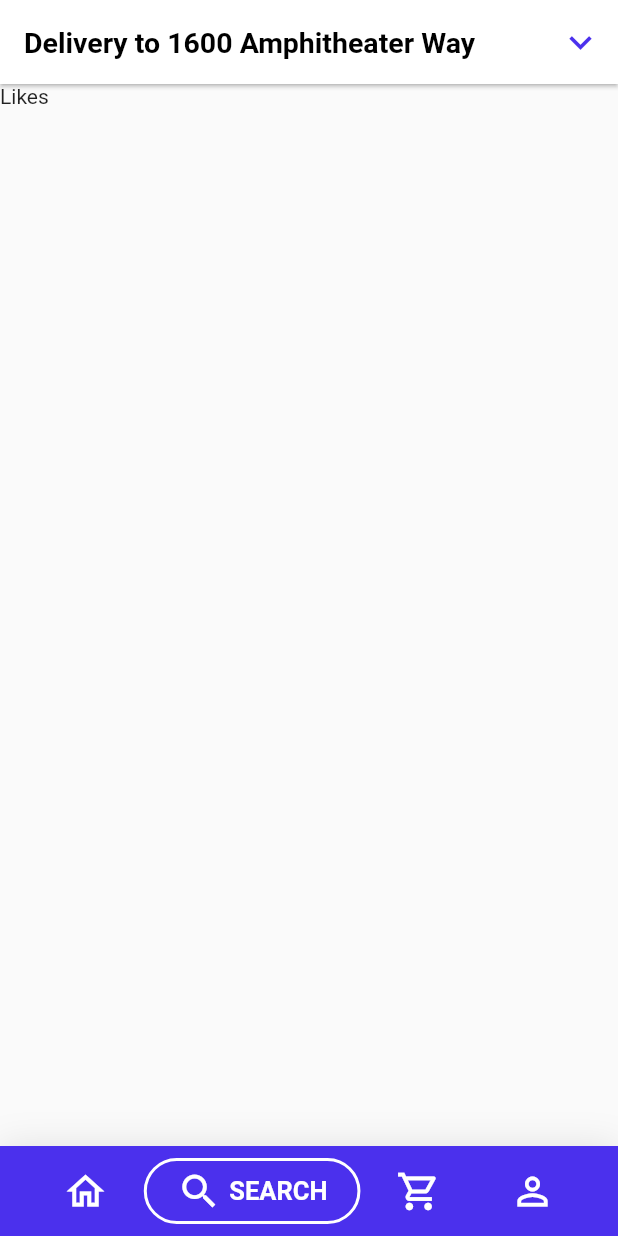
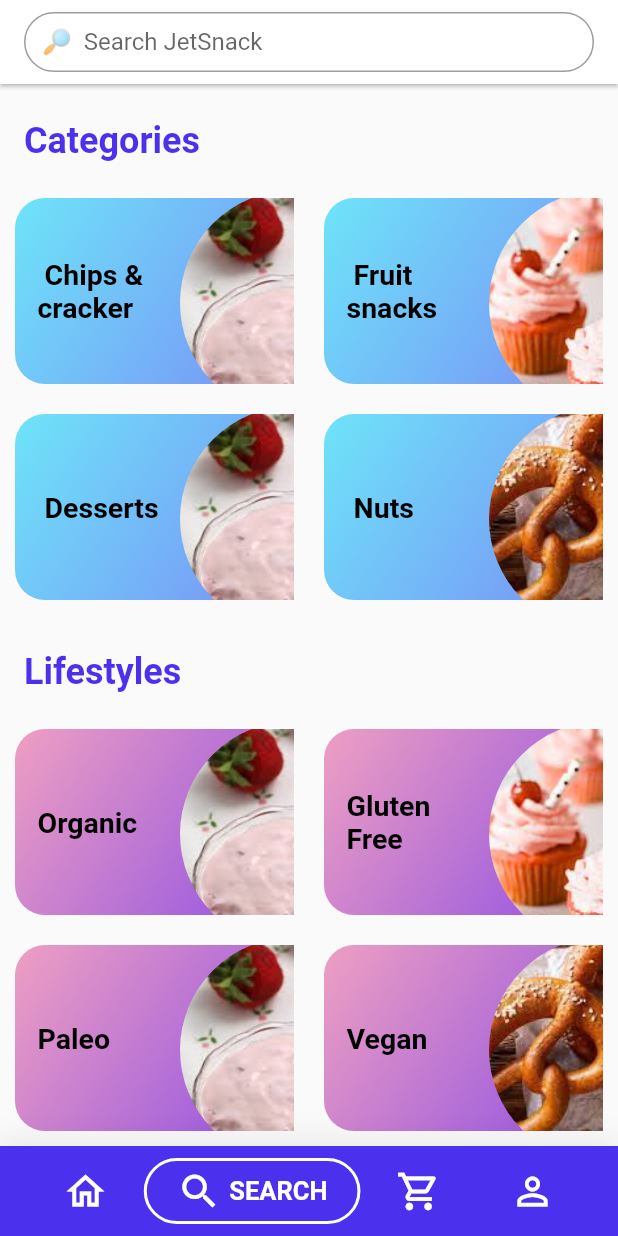
Before and after one commit to Michellehwang001/UICupcake, a Flutter app: the screen it shows after launch, item 2 of the bottom bar chosen, on a phone screen of 412 x 824 dp. Run offline on Flutter 3.47's test engine with Material 2 defaults, Android fonts, the phone set to English and light mode, and no system bars; drawn by our look-alikes of google_nav_bar.

Commit message:
Search Page 완성

```diff
--- /dev/null
+++ b/lib/head.dart
@@ -0,0 +1,35 @@
+import 'package:flutter/material.dart';
+
+class Head extends StatelessWidget implements PreferredSize{
+  const Head({Key? key}) : super(key: key);
+
+  @override
+  Widget build(BuildContext context) {
+    return AppBar(
+      centerTitle: false,
+      elevation: 1.1,
+      title: Text(
+        'Delivery to 1600 Amphitheater Way',
+        style: Theme.of(context).textTheme.headline2,
+      ),
+      actions: [
+        Padding(
+          padding: const EdgeInsets.fromLTRB(0, 0, 10, 0),
+          child: Icon(
+            Icons.keyboard_arrow_down,
+            size: 30,
+            color: Color(0xFF4B30ED),
+          ),
+        ),
+      ],
+    );
+  }
+
+  @override
+  // TODO: implement child
+  Widget get child => throw UnimplementedError();
+
+  @override
+  // TODO: implement preferredSize
+  Size get preferredSize => Size.fromHeight(56.0);
+}
--- a/lib/main.dart
+++ b/lib/main.dart
@@ -1,5 +1,8 @@
 import 'package:flutter/material.dart';
 import 'package:google_nav_bar/google_nav_bar.dart';
+import 'package:ui_cupcake/head.dart';
+import 'package:ui_cupcake/search.dart';
+import 'package:ui_cupcake/search_head.dart';
 import 'package:ui_cupcake/ui/home.dart';
 
 void main() {
@@ -55,9 +58,7 @@ class _HomePageState extends State<HomePage> {
 
   static List<Widget> _widgetOptions = <Widget>[
     Home(),
-    Text(
-      'Likes',
-    ),
+    Search(),
     Text(
       'Search',
     ),
@@ -70,24 +71,7 @@ class _HomePageState extends State<HomePage> {
   Widget build(BuildContext context) {
     return SafeArea(
       child: Scaffold(
-          appBar: AppBar(
-            centerTitle: false,
-            elevation: 1.1,
-            title: Text(
-              'Delivery to 1600 Amphitheater Way',
-              style: Theme.of(context).textTheme.headline2,
-            ),
-            actions: [
-              Padding(
-                padding: const EdgeInsets.fromLTRB(0, 0, 10, 0),
-                child: Icon(
-                  Icons.keyboard_arrow_down,
-                  size: 30,
-                  color: Color(0xFF4B30ED),
-                ),
-              ),
-            ],
-          ),
+          appBar: _selectedIndex == 0 ? Head() : SearchHead(),
           body: _widgetOptions[_selectedIndex],
           bottomNavigationBar: Container(
             decoration: BoxDecoration(
--- /dev/null
+++ b/lib/model/category.dart
@@ -0,0 +1,6 @@
+class Category {
+  String title;
+  String img;
+
+  Category(this.title, this.img);
+}
--- /dev/null
+++ b/lib/search.dart
@@ -0,0 +1,147 @@
+import 'package:flutter/material.dart';
+
+import 'model/category.dart';
+
+class Search extends StatelessWidget {
+  List<Category> categories = [
+    Category(' Chips &\ncracker', 'smooth.jpeg'),
+    Category(' Fruit \nsnacks', 'cupcake1.jpeg'),
+    Category(' Desserts', 'smooth.jpeg'),
+    Category(' Nuts', 'pretzel.jpeg'),
+  ];
+
+  List<Category> lifeStyles = [
+    Category('Organic', 'smooth.jpeg'),
+    Category('Gluten\nFree', 'cupcake1.jpeg'),
+    Category('Paleo', 'smooth.jpeg'),
+    Category('Vegan', 'pretzel.jpeg'),
+  ];
+
+  @override
+  Widget build(BuildContext context) {
+    return Scaffold(
+      body: SingleChildScrollView(
+        child: Column(
+          children: [
+            SizedBox(height: 10,),
+            ListTile(
+              title: Text(
+                'Categories',
+                style: Theme.of(context).textTheme.headline1,
+              ),
+            ),
+            GridView.builder(
+              shrinkWrap: true,
+              padding: const EdgeInsets.all(10.0),
+              gridDelegate: SliverGridDelegateWithFixedCrossAxisCount(
+                mainAxisSpacing: 20,
+                crossAxisSpacing: 20,
+                crossAxisCount: 2,
+                childAspectRatio: 3 / 2,
+              ),
+              itemCount: categories.length,
+              itemBuilder: (BuildContext context, int index) {
+                return Stack(
+                  children: [
+                    Container(
+                      alignment: Alignment.centerLeft,
+                      decoration: BoxDecoration(
+                        gradient: LinearGradient(
+                          colors: [
+                            Color.fromRGBO(110, 228, 249, 1),
+                            Color.fromRGBO(121, 143, 246, 1)
+                          ],
+                          begin: Alignment.topLeft,
+                          end: Alignment.bottomRight,
+                        ),
+                        borderRadius: BorderRadius.all(Radius.circular(20.0)),
+                        color: Color(0xFF4B30ED),
+                      ),
+                      child: Padding(
+                        padding: const EdgeInsets.all(15.0),
+                        child: Text(
+                          categories[index].title,
+                          style: Theme.of(context).textTheme.headline2,
+                        ),
+                      ),
+                    ),
+                    Positioned.fromRect(
+                      rect: Rect.fromCenter(center: Offset(190.0, 70.0), width: 160, height: 160),
+                      child: Container(
+                        margin: EdgeInsets.only(right: 10),
+                        decoration: BoxDecoration(
+                            shape: BoxShape.circle,
+                            image: DecorationImage(
+                              fit: BoxFit.cover,
+                              image: AssetImage('images/${categories[index].img}'),
+                            )),
+                      ),
+                    ),
+                  ],
+                );
+              },
+            ),
+            SizedBox(height: 10,),
+            ListTile(
+              title: Text(
+                'Lifestyles',
+                style: Theme.of(context).textTheme.headline1,
+              ),
+            ),
+            GridView.builder(
+              shrinkWrap: true,
+              padding: const EdgeInsets.all(10.0),
+              gridDelegate: SliverGridDelegateWithFixedCrossAxisCount(
+                mainAxisSpacing: 20,
+                crossAxisSpacing: 20,
+                crossAxisCount: 2,
+                childAspectRatio: 3 / 2,
+              ),
+              itemCount: categories.length,
+              itemBuilder: (BuildContext context, int index) {
+                return Stack(
+                  children: [
+                    Container(
+                      alignment: Alignment.centerLeft,
+                      decoration: BoxDecoration(
+                        gradient: LinearGradient(
+                          colors: [
+                            Color.fromRGBO(238, 159, 194, 1),
+                            Color.fromRGBO(144, 81, 227, 1)
+                          ],
+                          begin: Alignment.topLeft,
+                          end: Alignment.bottomRight,
+                        ),
+                        borderRadius: BorderRadius.all(Radius.circular(20.0)),
+                        color: Color(0xFF4B30ED),
+                      ),
+                      child: Padding(
+                        padding: const EdgeInsets.all(15.0),
+                        child: Text(
+                          lifeStyles[index].title,
+                          style: Theme.of(context).textTheme.headline2,
+                        ),
+                      ),
+                    ),
+                    Positioned.fromRect(
+                      rect: Rect.fromCenter(center: Offset(190.0, 70.0), width: 160, height: 160),
+                      child: Container(
+                        margin: EdgeInsets.only(right: 10),
+                        decoration: BoxDecoration(
+                            shape: BoxShape.circle,
+                            image: DecorationImage(
+                              fit: BoxFit.cover,
+                              image: AssetImage('images/${lifeStyles[index].img}'),
+                            )),
+                      ),
+                    ),
+                  ],
+                );
+              },
+            ),
+          ],
+        ),
+      ),
+    );
+  }
+}
--- /dev/null
+++ b/lib/search_head.dart
@@ -0,0 +1,34 @@
+import 'package:flutter/material.dart';
+
+class SearchHead extends StatelessWidget implements PreferredSize {
+  const SearchHead({Key? key}) : super(key: key);
+
+  @override
+  Widget build(BuildContext context) {
+    return AppBar(
+      elevation: 1.1,
+      title: Container(
+        alignment: Alignment.center,
+        height: 40.0,
+        child: TextField(
+          textAlign: TextAlign.center,
+          decoration: InputDecoration(
+            border: OutlineInputBorder(
+              borderRadius: BorderRadius.all(Radius.circular(30.0)),
+            ),
+            //icon: Icon(Icons.search),
+            labelText: '🔎  Search JetSnack',
+          ),
+        ),
+      ),
+    );
+  }
+
+  @override
+  // TODO: implement child
+  Widget get child => throw UnimplementedError();
+
+  @override
+  // TODO: implement preferredSize
+  Size get preferredSize => Size.fromHeight(56.0);
+}
```
